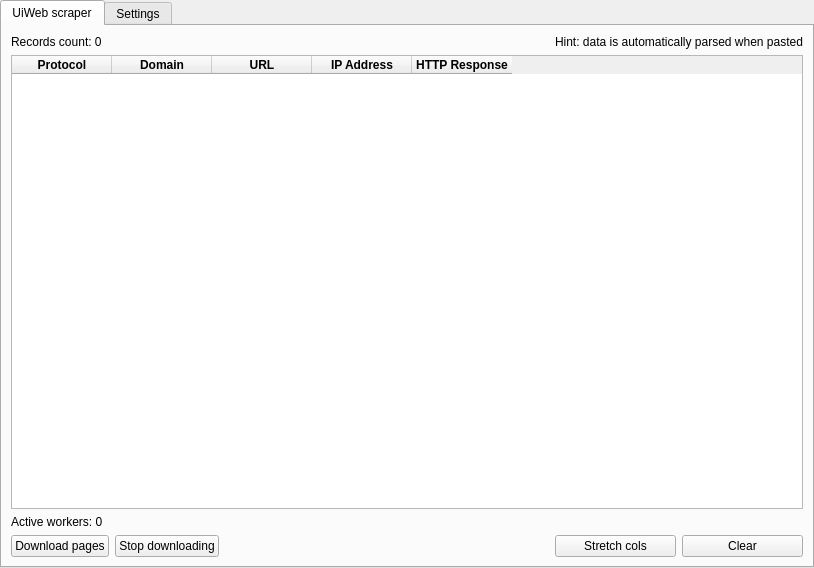
This is ui/Web/UiWeb.ui in caffedrine/CryptoPocketKnife as Qt 5 draws it before an edit. The edited form follows.
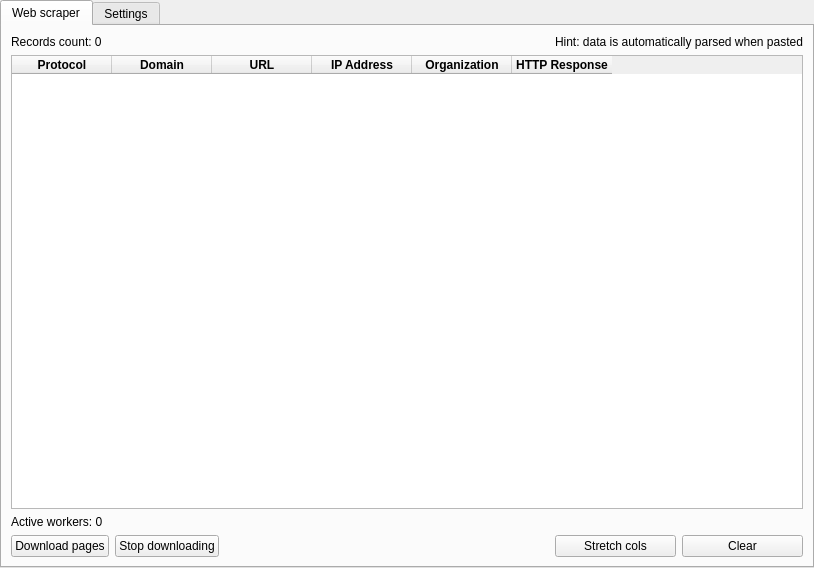
This is the edited form. Custom widgets are drawn as their Qt base class.

```diff
--- a/ui/Web/UiWeb.ui
+++ b/ui/Web/UiWeb.ui
@@ -33,7 +33,7 @@
      </property>
      <widget class="QWidget" name="web_WebScraper">
       <attribute name="title">
-       <string>UiWeb scraper</string>
+       <string>Web scraper</string>
       </attribute>
       <layout class="QGridLayout" name="gridLayout_27">
        <item row="0" column="3" colspan="2">
@@ -129,6 +129,16 @@
            </font>
           </property>
          </column>
+         <column>
+          <property name="text">
+           <string>Organization</string>
+          </property>
+          <property name="font">
+           <font>
+            <bold>true</bold>
+           </font>
+          </property>
+         </column>
          <column>
           <property name="text">
            <string>HTTP Response</string>
```
